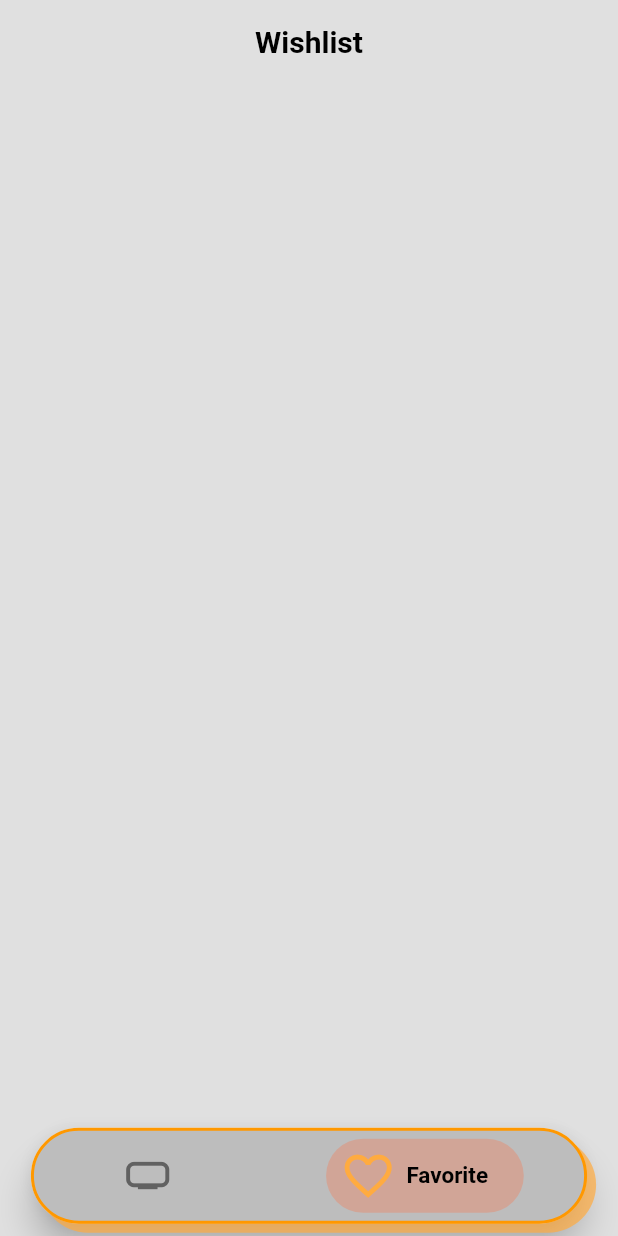
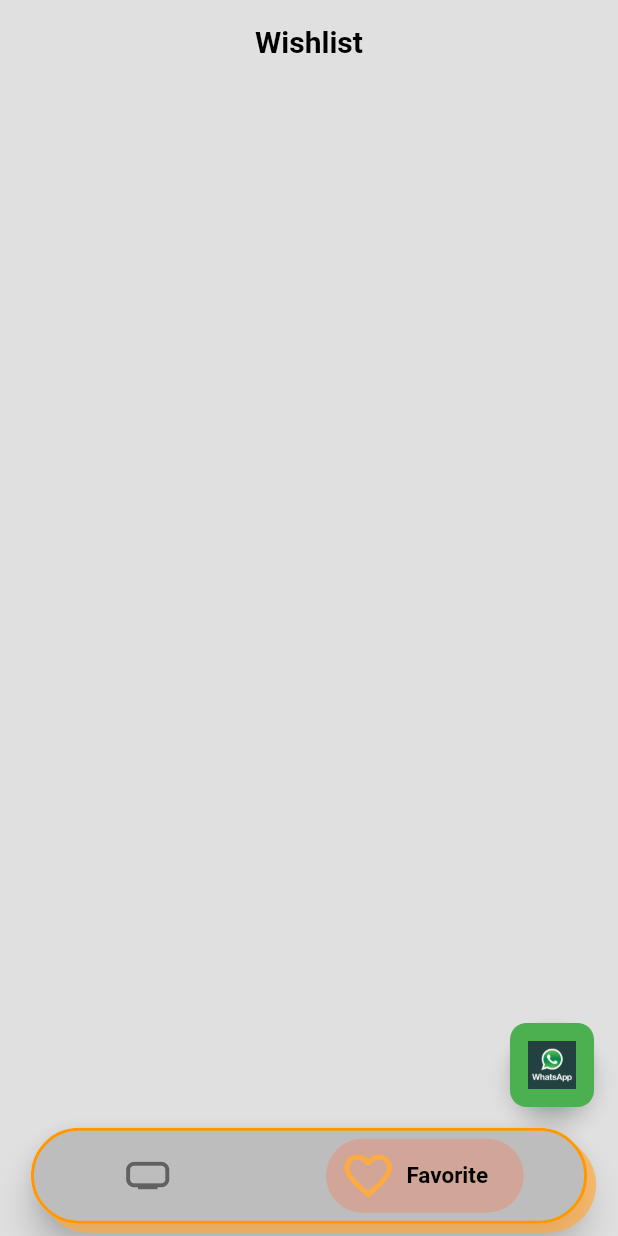
Before and after one commit to vijaykumar8899/Balaji_Jewellers, a Flutter app: the TabsScreen screen opened directly, after a tap on the "favorite outline" icon, on a phone screen of 412 x 824 dp. Run offline on Flutter 3.47's test engine with Material 2 defaults, Android fonts, the phone set to English and light mode, and no system bars; our stand-ins replace cached_network_image, carousel_slider, cloud_firestore, cloud_functions, firebase_auth, firebase_core and 12 more; accounts and stored records are empty; network calls fail; Roboto replaces fonts that are missing (Rowdies).

```diff
--- a/lib/Login_Screens/user_check.dart
+++ b/lib/Login_Screens/user_check.dart
@@ -2,12 +2,10 @@ import 'package:firebase_auth/firebase_auth.dart';
 import 'package:cloud_firestore/cloud_firestore.dart';
 import 'package:get/get.dart';
 import 'package:jewellery/Login_Screens/signin_screen.dart';
-import 'package:shared_preferences/shared_preferences.dart';
 
 class AuthService {
   final FirebaseAuth _auth = FirebaseAuth.instance;
   final FirebaseFirestore _firestore = FirebaseFirestore.instance;
-  static String userNumber = '';
 
   // Check if the user's phone number exists in Firestore
   Future<bool> doesUserPhoneNumberExist(String userPhoneNumber) async {
@@ -27,7 +25,7 @@ class AuthService {
   // Sign the user out
   Future<void> signOut() async {
     await _auth.signOut().then((res) {
-      Get.offAll(LoginScreen());
+      Get.offAll(const LoginScreen());
     }).catchError((e) {
       print(e);
     });
--- a/lib/Screens/gold_screen.dart
+++ b/lib/Screens/gold_screen.dart
@@ -51,7 +51,7 @@ class _GoldScreenState extends State<GoldScreen> {
   ];
 
   final List<List<String>> categoriesForTitles = [
-    ['Stones', 'Plain', 'test'],
+    ['Stones', 'Plain'],
     ['Stones', 'Plain'],
     ['Stones', 'Plain'],
     ['Chains'],
--- a/lib/Screens/silver_screen.dart
+++ b/lib/Screens/silver_screen.dart
@@ -29,7 +29,7 @@ class _SilverScreenState extends State<SilverScreen> {
   ];
   final List<List<String>> categoriesForTitles = [
     [
-      'test',
+      'Plates',
       'Glasses',
       'Stand Kundhulu',
       'Pancha Patra',
--- a/lib/Screens/tabs.dart
+++ b/lib/Screens/tabs.dart
@@ -2,6 +2,7 @@ import 'package:flutter/material.dart';
 import 'package:flutter/services.dart';
 import 'package:jewellery/Screens/home_screen.dart';
 import 'package:jewellery/Screens/wishlist_screen.dart';
+import 'package:shared_preferences/shared_preferences.dart';
 
 class TabsScreen extends StatefulWidget {
   @override
@@ -12,6 +13,22 @@ class _TabsScreenState extends State<TabsScreen>
     with SingleTickerProviderStateMixin {
   var currentIndex = 0;
   late AnimationController _controller;
+  String userPhoneNumber = '';
+  String userName = '';
+  String wishlistUserCollectionDocName = '';
+
+  Future<void> getUserDataFromSharedPreferences() async {
+    SharedPreferences prefs = await SharedPreferences.getInstance();
+    setState(() {
+      userPhoneNumber = prefs.getString('userPhoneNumber')!;
+      userName = prefs.getString('userName')!;
+      print("$userPhoneNumber");
+      if (userName.isNotEmpty && userPhoneNumber.isNotEmpty) {
+        wishlistUserCollectionDocName = "${userName}_$userPhoneNumber";
+        print('tabsScreen : $wishlistUserCollectionDocName');
+      }
+    });
+  }
 
   static const List<IconData> listOfIcons = [
     Icons.home_max_outlined,
@@ -26,6 +43,7 @@ class _TabsScreenState extends State<TabsScreen>
   @override
   void initState() {
     super.initState();
+    getUserDataFromSharedPreferences();
     _controller = AnimationController(
       vsync: this,
       duration: const Duration(seconds: 1),
@@ -52,7 +70,9 @@ class _TabsScreenState extends State<TabsScreen>
             index: currentIndex,
             children: [
               HomeScreen(), // Displayed when currentIndex is 0
-              WishlistScreen(), // Displayed when currentIndex is 1
+              WishlistScreen(
+                wishlistUserCollectionDocName: wishlistUserCollectionDocName,
+              ), // Displayed when currentIndex is 1
             ],
           ),
           Positioned(
--- a/lib/Screens/wishlist_screen.dart
+++ b/lib/Screens/wishlist_screen.dart
@@ -17,8 +17,16 @@ import 'package:path_provider/path_provider.dart';
 import 'package:fluttertoast/fluttertoast.dart';
 import 'package:http/http.dart' as http;
 import 'package:cupertino_icons/cupertino_icons.dart';
+import 'package:url_launcher/url_launcher.dart';
 
 class WishlistScreen extends StatefulWidget {
+  final String wishlistUserCollectionDocName;
+
+  const WishlistScreen({
+    Key? key,
+    required this.wishlistUserCollectionDocName,
+  }) : super(key: key);
+
   @override
   _WishlistScreenState createState() => _WishlistScreenState();
 }
@@ -36,35 +44,20 @@ class _WishlistScreenState extends State<WishlistScreen> {
   Map<String, dynamic> imageUrlCache = {};
   List<DocumentReference> imageUrls = [];
   List<SelectedItem> selectedItems = [];
-  String? userPhoneNumber;
-  String? userName;
-  String wishlistUserCollectionDocName = '';
+  // String? userPhoneNumber;
+  // String? userName;
+  // String wishlistUserCollectionDocName = '';
 
   @override
   void initState() {
     super.initState();
-    getUserDataFromSharedPreferences();
-  }
-
-  Future<void> getUserDataFromSharedPreferences() async {
-    SharedPreferences prefs = await SharedPreferences.getInstance();
-    setState(() {
-      userPhoneNumber = prefs.getString('userPhoneNumber');
-      userName = prefs.getString('userName');
-      print("$userPhoneNumber");
-    });
-
-    if (userName!.isNotEmpty && userPhoneNumber!.isNotEmpty) {
-      wishlistUserCollectionDocName = "${userName}_$userPhoneNumber";
-      print(wishlistUserCollectionDocName);
-      _loadImagesForCategory();
-    }
+    _loadImagesForCategory();
   }
 
   Stream<QuerySnapshot> getWishlistImagesStream() {
     return FirebaseFirestore.instance
         .collection('Wishlist')
-        .doc(wishlistUserCollectionDocName)
+        .doc(widget.wishlistUserCollectionDocName)
         .collection('Wishlist')
         .snapshots(); // Listen to changes in the collection
   }
@@ -201,7 +194,7 @@ class _WishlistScreenState extends State<WishlistScreen> {
       final firestore = FirebaseFirestore.instance;
       final collection = firestore
           .collection('Wishlist')
-          .doc('${userName}_$userPhoneNumber')
+          .doc(widget.wishlistUserCollectionDocName)
           .collection('Wishlist');
 
       final existingDoc = await collection
@@ -252,9 +245,36 @@ class _WishlistScreenState extends State<WishlistScreen> {
               child: buildGridView(imageUrls),
             ),
             const SizedBox(
-              height: 30,
+              height: 50,
             ),
           ],
+        ),
+      ),
+      floatingActionButton: Padding(
+        padding: const EdgeInsets.only(bottom: 70),
+        child: FloatingActionButton(
+          backgroundColor: Colors.white,
+          onPressed: () {
+            const whatsappLink =
+                'https://wa.me/919247879511?text=Hi%20Balaji%20Jewellers';
+            launch(whatsappLink);
+          },
+          child: Container(
+            width: 80.0, // Adjust the width of the rectangular container
+            height: 56.0, // Adjust the height of the rectangular container
+            padding: EdgeInsets.all(12.0),
+            decoration: BoxDecoration(
+              borderRadius: BorderRadius.circular(
+                  11.0), // Adjust the border radius as needed
+              color: Colors.green,
+            ),
+            child: Image.asset(
+              "assets/images/wa.jpg", // Replace with the path to your asset
+              width: 66.0, // Adjust the width of the image
+              height: 42.0, // Adjust the height of the image
+              fit: BoxFit.cover,
+            ),
+          ),
         ),
       ),
     );
--- a/lib/main.dart
+++ b/lib/main.dart
@@ -1,14 +1,10 @@
-//main
-
 import 'package:flutter/material.dart';
 import 'package:flutter/services.dart';
 import 'package:get/get.dart';
 import 'package:firebase_core/firebase_core.dart';
 import 'package:jewellery/Login_Screens/welcome_screen.dart';
 import 'package:jewellery/Login_Screens/user_check.dart';
-import 'package:jewellery/Screens/silver_screen.dart';
 import 'package:jewellery/Screens/tabs.dart';
-import 'package:jewellery/Screens/usersEditScreen.dart';
 import 'package:shared_preferences/shared_preferences.dart';
 
 void main() async {
@@ -41,7 +37,7 @@ class MyApp extends StatelessWidget {
   Widget build(BuildContext context) {
     return GetMaterialApp(
       debugShowCheckedModeBanner: false,
-      home: userLoggedIn ? UserListView() : UserListView(),
+      home: userLoggedIn ? TabsScreen() : WelcomeScreen(),
       title: "Balaji Jewellers",
     );
   }
```
Also changed, not shown: lib/Screens/SearchResultScreen.dart (+25 -0 lines), lib/Screens/profile.dart (+12 -1 lines), lib/Screens/usersEditScreen.dart (+74 -4 lines).
